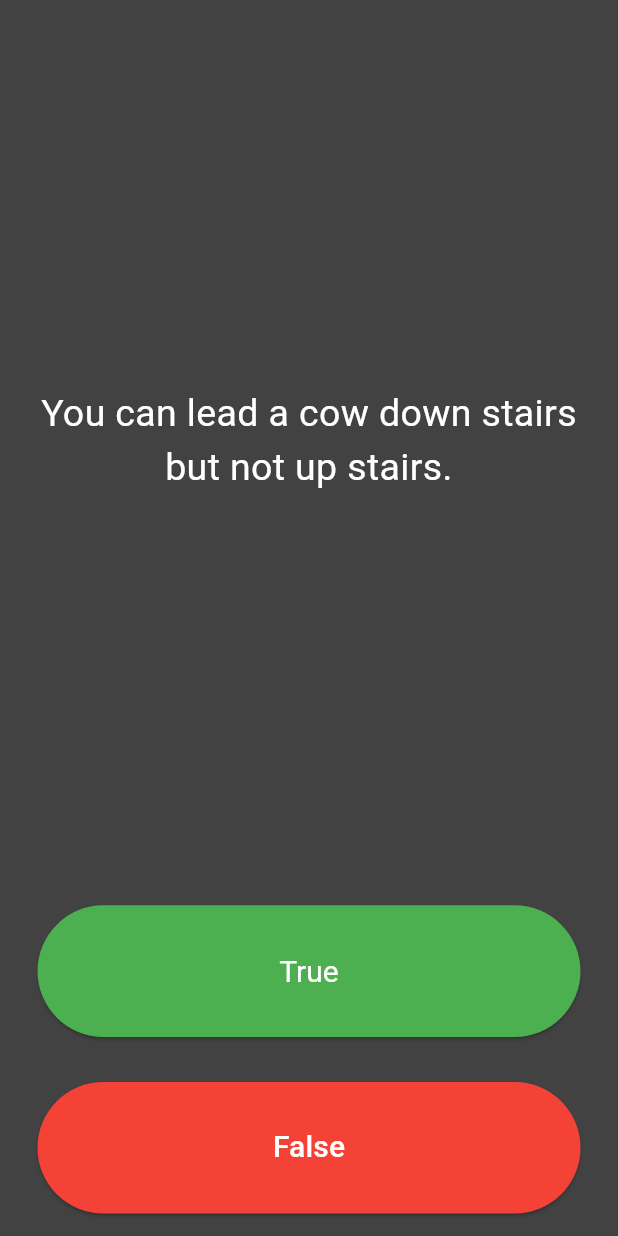
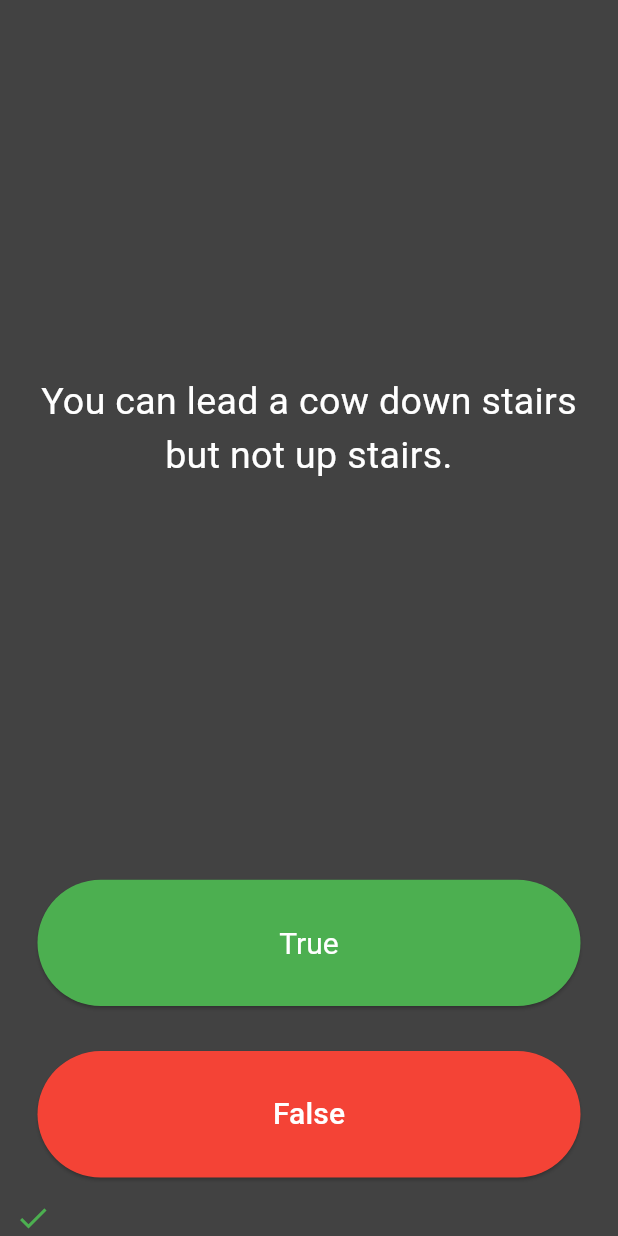
Before and after one commit to amirhoosian/quizzler, a Flutter app: the screen it shows after launch, after a tap on "True", on a phone screen of 412 x 824 dp. Run offline on Flutter 3.47's test engine with Material 3 defaults, Android fonts, the phone set to English and light mode, and no system bars.

Commit message:
show quiz and score

```diff
--- a/lib/main.dart
+++ b/lib/main.dart
@@ -1,7 +1,9 @@
 import 'package:flutter/material.dart';
 import 'quiz_brain.dart';
+import 'questhion.dart';
 
 QuizBrain quizBrain = QuizBrain();
+Questhion questhion = Questhion();
 void main() {
   runApp(const MyApp());
 }
@@ -41,6 +43,20 @@ class _QuizPageState extends State<QuizPage> {
   //   'A slug\'s blood is green.'
   // ];
   int quizNumber = 0;
+
+  void checkAnswe(bool userPick) {
+    bool correctanswer = quizBrain.QuesthionBank[quizNumber].awnser;
+    if (correctanswer == userPick) {
+      scoreList.add(Icon(Icons.check, color: Colors.green));
+    } else {
+      scoreList.add(Icon(Icons.close, color: Colors.red));
+    }
+
+    setState(() {
+      quizNumber++;
+    });
+  }
+
   @override
   Widget build(BuildContext context) {
     return Column(
@@ -79,6 +95,7 @@ class _QuizPageState extends State<QuizPage> {
               ),
               onPressed: () {
                 //The user picked true.
+                checkAnswe(true);
               },
             ),
           ),
@@ -97,6 +114,7 @@ class _QuizPageState extends State<QuizPage> {
               ),
               onPressed: () {
                 //The user picked false.
+                checkAnswe(false);
               },
             ),
           ),
```
Also changed, not shown: lib/quiz_brain.dart (+26 -1 lines).
